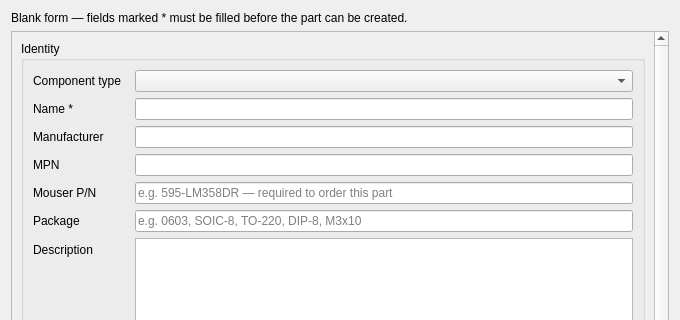
Old version of the form examples/PartManagerApp/src/ui/PartManager_NewPartDialog.ui in the repository KROIA/PartManager; both pictures show x 0 to 680 and y 0 to 320 of the 680 by 680 pixel window.
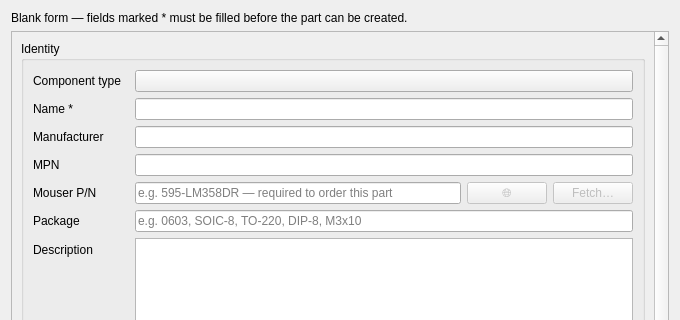
New version of the form.

Commit message: paste a part list, and carry categories between databases

Diff of the .ui file:
```diff
--- a/examples/PartManagerApp/src/ui/PartManager_NewPartDialog.ui
+++ b/examples/PartManagerApp/src/ui/PartManager_NewPartDialog.ui
@@ -59,7 +59,11 @@
            </widget>
           </item>
           <item row="0" column="1">
-           <widget class="QComboBox" name="typeCombo"/>
+           <widget class="QPushButton" name="typeButton">
+            <property name="toolTip">
+             <string>Click to pick the category out of the category tree. It decides the attribute fields below and the columns the part table shows — e.g. Resistor, Capacitor, MOSFET.</string>
+            </property>
+           </widget>
           </item>
           <item row="1" column="0">
            <widget class="QLabel" name="nameLabel">
@@ -111,11 +115,41 @@
            </widget>
           </item>
           <item row="4" column="1">
+           <layout class="QHBoxLayout" name="mouserRow">
+            <item>
            <widget class="QLineEdit" name="mouserEdit">
             <property name="placeholderText">
              <string>e.g. 595-LM358DR — required to order this part</string>
             </property>
            </widget>
+            </item>
+            <item>
+             <widget class="QPushButton" name="openMouserButton">
+              <property name="text">
+               <string notr="true">🌐</string>
+              </property>
+              <property name="enabled">
+               <bool>false</bool>
+              </property>
+              <property name="toolTip">
+               <string>Opens this article number's page on mouser.com in your browser. A part that was fetched or prefilled opens its own product page; a hand-typed number opens a search for it.</string>
+              </property>
+             </widget>
+            </item>
+            <item>
+             <widget class="QPushButton" name="fetchMouserButton">
+              <property name="text">
+               <string>Fetch…</string>
+              </property>
+              <property name="enabled">
+               <bool>false</bool>
+              </property>
+              <property name="toolTip">
+               <string>Looks this article number up on Mouser and fills the form in from it. Empty fields are filled in silently; anything you already typed is only replaced after you say so. Still nothing is written to disk — the datasheet and the photo are only queued, and download when the part is created.</string>
+              </property>
+             </widget>
+            </item>
+           </layout>
           </item>
           <item row="5" column="0">
            <widget class="QLabel" name="packageLabel">
```
Left out of the diff: 3 changed lines with no effect on the pictures. Lines whose indentation alone changed are shown as unchanged. The commit also changes 50 other files.
